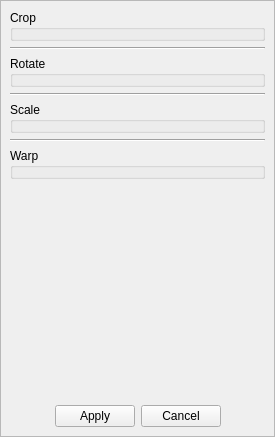
Qt form src/transformmenu.ui (mattykakes/qcvTouchUp) before a commit.
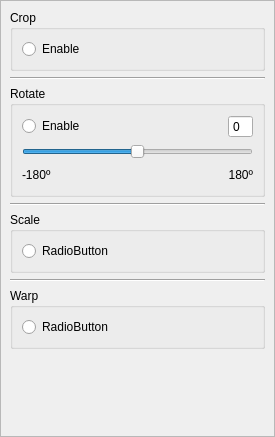
The same form after that commit.

Patch:
```diff
--- a/src/transformmenu.ui
+++ b/src/transformmenu.ui
@@ -43,6 +43,15 @@
       <property name="title">
        <string>Crop</string>
       </property>
+      <layout class="QVBoxLayout" name="verticalLayout_4">
+       <item>
+        <widget class="QRadioButton" name="radioButton">
+         <property name="text">
+          <string>Enable</string>
+         </property>
+        </widget>
+       </item>
+      </layout>
      </widget>
     </item>
     <item>
@@ -57,6 +66,102 @@
       <property name="title">
        <string>Rotate</string>
       </property>
+      <layout class="QVBoxLayout" name="verticalLayout_2">
+       <item>
+        <layout class="QHBoxLayout" name="horizontalLayout_4">
+         <item>
+          <widget class="QRadioButton" name="radioButton_2">
+           <property name="text">
+            <string>Enable</string>
+           </property>
+          </widget>
+         </item>
+         <item>
+          <spacer name="horizontalSpacer_3">
+           <property name="orientation">
+            <enum>Qt::Horizontal</enum>
+           </property>
+           <property name="sizeHint" stdset="0">
+            <size>
+             <width>40</width>
+             <height>20</height>
+            </size>
+           </property>
+          </spacer>
+         </item>
+         <item>
+          <widget class="QSpinBox" name="spinBox">
+           <property name="buttonSymbols">
+            <enum>QAbstractSpinBox::NoButtons</enum>
+           </property>
+          </widget>
+         </item>
+        </layout>
+       </item>
+       <item>
+        <layout class="QVBoxLayout" name="verticalLayout_3">
+         <item>
+          <widget class="QSlider" name="horizontalSlider">
+           <property name="minimum">
+            <number>-180</number>
+           </property>
+           <property name="maximum">
+            <number>180</number>
+           </property>
+           <property name="tracking">
+            <bool>false</bool>
+           </property>
+           <property name="orientation">
+            <enum>Qt::Horizontal</enum>
+           </property>
+           <property name="tickPosition">
+            <enum>QSlider::NoTicks</enum>
+           </property>
+          </widget>
+         </item>
+         <item>
+          <layout class="QHBoxLayout" name="horizontalLayout_3">
+           <item>
+            <widget class="QLabel" name="label_2">
+             <property name="text">
+              <string>-180º</string>
+             </property>
+             <property name="textFormat">
+              <enum>Qt::PlainText</enum>
+             </property>
+            </widget>
+           </item>
+           <item>
+            <spacer name="horizontalSpacer_4">
+             <property name="orientation">
+              <enum>Qt::Horizontal</enum>
+             </property>
+             <property name="sizeHint" stdset="0">
+              <size>
+               <width>40</width>
+               <height>20</height>
+              </size>
+             </property>
+            </spacer>
+           </item>
+           <item>
+            <widget class="QLabel" name="label">
+             <property name="text">
+              <string>180º</string>
+             </property>
+             <property name="textFormat">
+              <enum>Qt::PlainText</enum>
+             </property>
+             <property name="alignment">
+              <set>Qt::AlignRight|Qt::AlignTrailing|Qt::AlignVCenter</set>
+             </property>
+            </widget>
+           </item>
+          </layout>
+         </item>
+        </layout>
+       </item>
+      </layout>
      </widget>
     </item>
     <item>
@@ -71,6 +176,15 @@
       <property name="title">
        <string>Scale</string>
       </property>
+      <layout class="QVBoxLayout" name="verticalLayout_5">
+       <item>
+        <widget class="QRadioButton" name="radioButton_3">
+         <property name="text">
+          <string>RadioButton</string>
+         </property>
+        </widget>
+       </item>
+      </layout>
      </widget>
     </item>
     <item>
@@ -85,6 +199,15 @@
       <property name="title">
        <string>Warp</string>
       </property>
+      <layout class="QVBoxLayout" name="verticalLayout_6">
+       <item>
+        <widget class="QRadioButton" name="radioButton_4">
+         <property name="text">
+          <string>RadioButton</string>
+         </property>
+        </widget>
+       </item>
+      </layout>
      </widget>
     </item>
     <item>
@@ -100,50 +223,6 @@
       </property>
      </spacer>
     </item>
-    <item>
-     <layout class="QHBoxLayout" name="horizontalLayout">
-      <item>
-       <spacer name="horizontalSpacer_2">
-        <property name="orientation">
-         <enum>Qt::Horizontal</enum>
-        </property>
-        <property name="sizeHint" stdset="0">
-         <size>
-          <width>40</width>
-          <height>20</height>
-         </size>
-        </property>
-       </spacer>
-      </item>
-      <item>
-       <widget class="QPushButton" name="pushButton_Apply">
-        <property name="text">
-         <string>Apply</string>
-        </property>
-       </widget>
-      </item>
-      <item>
-       <widget class="QPushButton" name="pushButton">
-        <property name="text">
-         <string>Cancel</string>
-        </property>
-       </widget>
-      </item>
-      <item>
-       <spacer name="horizontalSpacer">
-        <property name="orientation">
-         <enum>Qt::Horizontal</enum>
-        </property>
-        <property name="sizeHint" stdset="0">
-         <size>
-          <width>40</width>
-          <height>20</height>
-         </size>
-        </property>
-       </spacer>
-      </item>
-     </layout>
-    </item>
    </layout>
   </widget>
  </widget>
```
